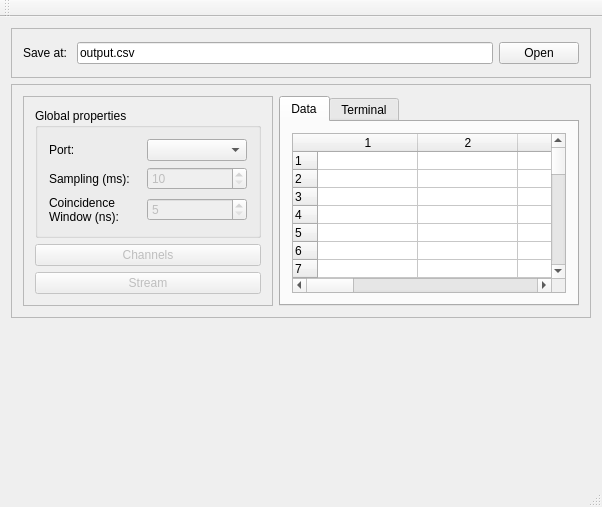
Qt form GUI/mainwindow.ui (jcbedoyam/AbacusSoftware) before a commit.
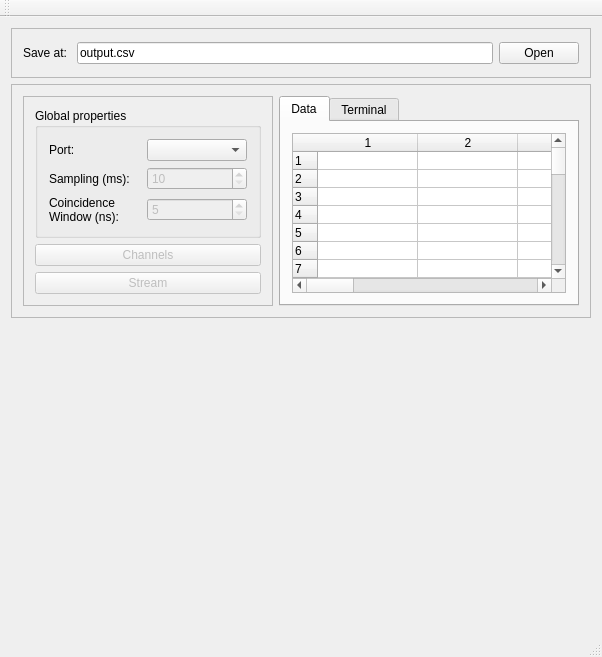
The same form after that commit.

```diff
--- a/GUI/mainwindow.ui
+++ b/GUI/mainwindow.ui
@@ -7,7 +7,7 @@
     <x>0</x>
     <y>0</y>
     <width>600</width>
-    <height>450</height>
+    <height>600</height>
    </rect>
   </property>
   <property name="windowTitle">
@@ -440,9 +440,10 @@
       <property name="minimumSize">
        <size>
         <width>0</width>
-        <height>150</height>
+        <height>300</height>
        </size>
       </property>
+      <layout class="QVBoxLayout" name="plot_layout"/>
      </widget>
     </item>
    </layout>
```
Left out of the diff: 5 changed lines with no effect on the pictures.
